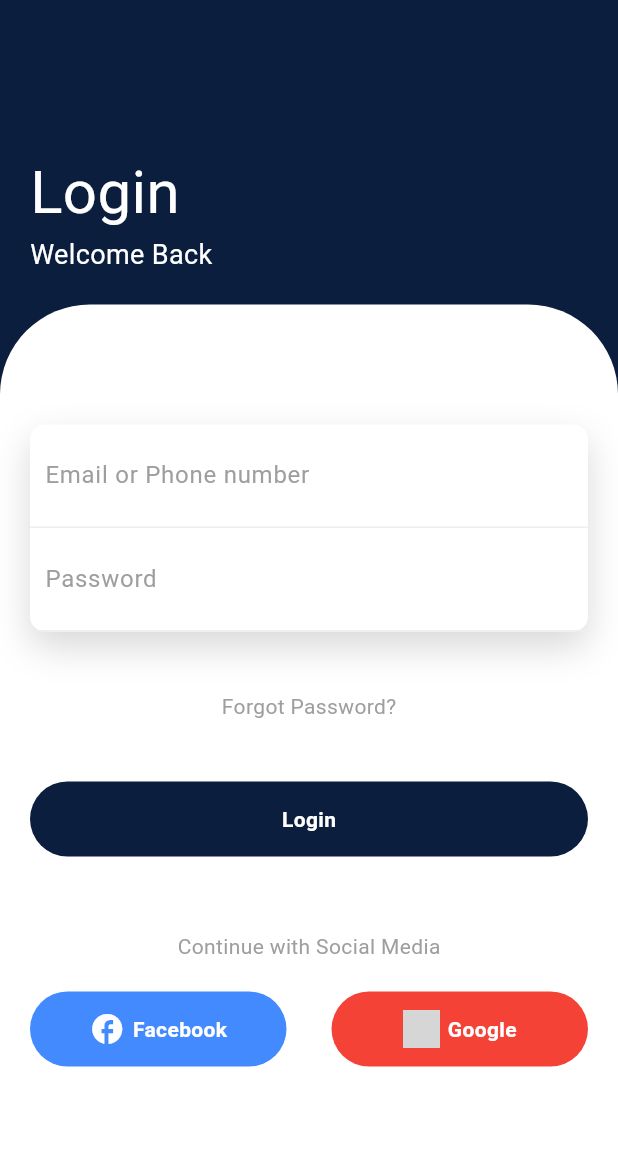
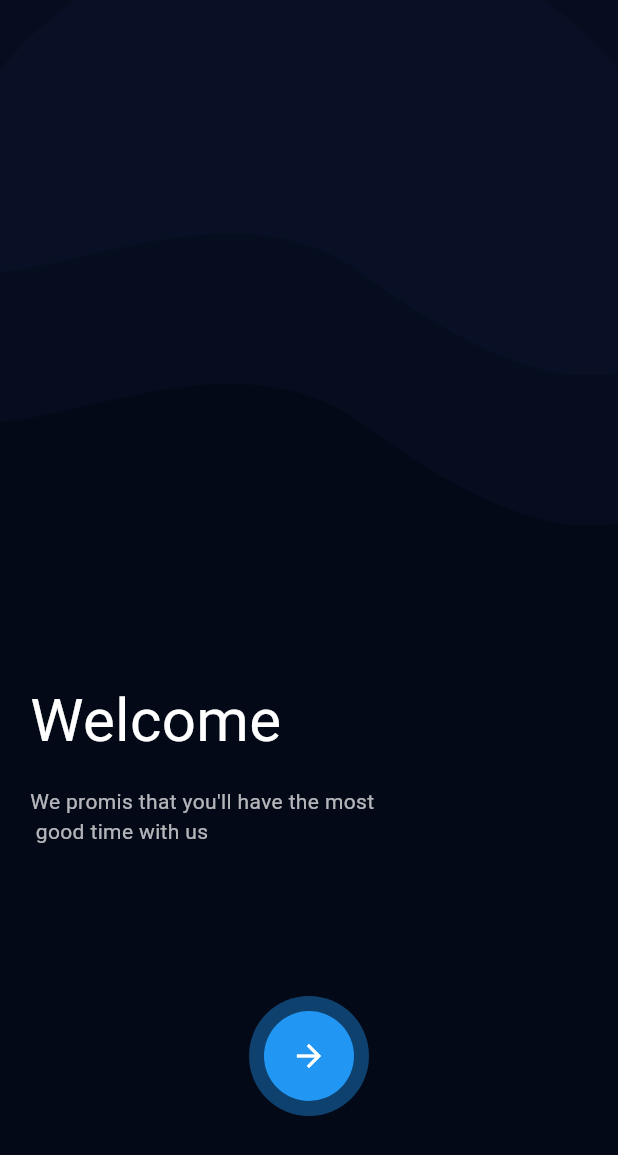
Before and after one commit to ishwar-parihar2610/login-ui-animation, a Flutter app: the screen it shows after launch, on a phone screen of 412 x 824 dp. Shown: the top 1155 px of the screen. Run offline on Flutter 3.47's test engine with Material 3 defaults, Android fonts, the phone set to English and light mode, and no system bars; our stand-ins replace animate_do, page_transition; grey boxes are pictures that could not be loaded.

Commit message:
splash screen animation done

```diff
--- /dev/null
+++ b/lib/animation/splash_screen.dart
@@ -0,0 +1,232 @@
+import 'package:animate_do/animate_do.dart';
+import 'package:flutter/material.dart';
+import 'package:login_animation/login_screen.dart';
+import 'package:page_transition/page_transition.dart';
+
+class SplashScreen extends StatefulWidget {
+  const SplashScreen({super.key});
+
+  @override
+  State<SplashScreen> createState() => _SplashScreenState();
+}
+
+class _SplashScreenState extends State<SplashScreen>
+    with TickerProviderStateMixin {
+  AnimationController? _scaleController;
+  AnimationController? _scale2Controller;
+  AnimationController? _widthController;
+  AnimationController? _positionController;
+
+  Animation<double>? _scaleAnimation;
+  Animation<double>? _scale2Animation;
+  Animation<double>? _widthAnimation;
+  Animation<double>? _positionAnimation;
+
+  bool hideIcon = false;
+
+  @override
+  void initState() {
+    super.initState();
+    _scaleController = AnimationController(
+        vsync: this, duration: const Duration(milliseconds: 300));
+
+    _scaleAnimation =
+        Tween<double>(begin: 1.0, end: 0.8).animate(_scaleController!.view)
+          ..addStatusListener((status) {
+            if (status == AnimationStatus.completed) {
+              _widthController?.forward();
+            }
+          });
+
+    _widthController = AnimationController(
+        vsync: this, duration: const Duration(milliseconds: 600));
+
+    _widthAnimation =
+        Tween<double>(begin: 80.0, end: 300.0).animate(_widthController!.view)
+          ..addStatusListener((status) {
+            if (status == AnimationStatus.completed) {
+              _positionController?.forward();
+            }
+          });
+
+    _positionController = AnimationController(
+        vsync: this, duration: const Duration(milliseconds: 1000));
+
+    _positionAnimation =
+        Tween<double>(begin: 0.0, end: 215.0).animate(_positionController!.view)
+          ..addStatusListener((status) {
+            if (status == AnimationStatus.completed) {
+              setState(() {
+                hideIcon = true;
+              });
+              _scale2Controller!.forward();
+            }
+          });
+
+    _scale2Controller = AnimationController(
+        vsync: this, duration: const Duration(milliseconds: 1000));
+
+    _scale2Animation =
+        Tween<double>(begin: 1.0, end: 50.0).animate(_scale2Controller!.view)
+          ..addStatusListener((status) {
+            if (status == AnimationStatus.completed) {
+              Navigator.push(
+                  context,
+                  PageTransition(
+                      curve: Curves.bounceIn,
+                      duration: const Duration(seconds: 1),
+                      child: const LoginScreen(),
+                      type: PageTransitionType.fade));
+            }
+          });
+  }
+
+  @override
+  Widget build(BuildContext context) {
+    final width = MediaQuery.of(context).size.width;
+    return Scaffold(
+        backgroundColor: const Color.fromRGBO(3, 9, 23, 1),
+        body: SizedBox(
+          width: double.infinity,
+          child: Stack(
+            children: [
+              Positioned(
+                  top: -50,
+                  left: 0,
+                  child: FadeInDown(
+                    delay: const Duration(milliseconds: 100),
+                    child: Container(
+                      width: width,
+                      height: 400,
+                      decoration: const BoxDecoration(
+                          image: DecorationImage(
+                              fit: BoxFit.cover,
+                              image: AssetImage("assets/images/one.png"))),
+                    ),
+                  )),
+              Positioned(
+                  top: -150,
+                  left: 0,
+                  right: 0,
+                  child: FadeInDown(
+                    delay: const Duration(milliseconds: 120),
+                    child: Container(
+                      width: width,
+                      height: 400,
+                      decoration: const BoxDecoration(
+                          image: DecorationImage(
+                              fit: BoxFit.cover,
+                              image: AssetImage("assets/images/one.png"))),
+                    ),
+                  )),
+              Container(
+                padding: const EdgeInsets.all(20),
+                child: Column(
+                  mainAxisAlignment: MainAxisAlignment.end,
+                  crossAxisAlignment: CrossAxisAlignment.start,
+                  children: [
+                    FadeInDown(
+                      delay: const Duration(milliseconds: 150),
+                      child: const Text(
+                        "Welcome",
+                        style: TextStyle(color: Colors.white, fontSize: 40),
+                      ),
+                    ),
+                    const SizedBox(
+                      height: 15,
+                    ),
+                    FadeInDown(
+                      delay: const Duration(milliseconds: 170),
+                      child: Text(
+                        "We promis that you'll have the most \n good time with us",
+                        style: TextStyle(
+                            color: Colors.white.withOpacity(.7), height: 1.4),
+                      ),
+                    ),
+                    const SizedBox(
+                      height: 100,
+                    ),
+                    FadeInDown(
+                      delay: const Duration(milliseconds: 300),
+                      duration: const Duration(seconds: 1),
+                      child: AnimatedBuilder(
+                        animation: _scaleController!,
+                        builder: (context, child) {
+                          return Transform.scale(
+                            scale: _scaleAnimation?.value,
+                            child: Center(
+                              child: AnimatedBuilder(
+                                  animation: _widthController!,
+                                  builder: (context, child) {
+                                    return Container(
+                                      width: _widthAnimation?.value,
+                                      height: 80,
+                                      padding: const EdgeInsets.all(10),
+                                      decoration: BoxDecoration(
+                                          borderRadius:
+                                              BorderRadius.circular(50),
+                                          color: Colors.blue.withOpacity(.4)),
+                                      child: InkWell(
+                                        onTap: () {
+                                          _scaleController?.forward();
+                                        },
+                                        child: Stack(
+                                          children: [
+                                            AnimatedBuilder(
+                                                animation: _positionAnimation!,
+                                                builder: (context, child) {
+                                                  return Positioned(
+                                                    left: _positionAnimation!
+                                                        .value,
+                                                    child: AnimatedBuilder(
+                                                        animation:
+                                                            _scale2Controller!,
+                                                        builder:
+                                                            (context, child) {
+                                                          return Transform
+                                                              .scale(
+                                                            scale:
+                                                                _scale2Animation
+                                                                    ?.value,
+                                                            child: Container(
+                                                              height: 60,
+                                                              width: 60,
+                                                              decoration: const BoxDecoration(
+                                                                  color: Colors
+                                                                      .blue,
+                                                                  shape: BoxShape
+                                                                      .circle),
+                                                              child: !hideIcon
+                                                                  ? const Icon(
+                                                                      Icons
+                                                                          .arrow_forward,
+                                                                      color: Colors
+                                                                          .white,
+                                                                    )
+                                                                  : const SizedBox(),
+                                                            ),
+                                                          );
+                                                        }),
+                                                  );
+                                                }),
+                                          ],
+                                        ),
+                                      ),
+                                    );
+                                  }),
+                            ),
+                          );
+                        },
+                      ),
+                    ),
+                    const SizedBox(
+                      height: 60,
+                    )
+                  ],
+                ),
+              )
+            ],
+          ),
+        ));
+  }
+}
--- a/lib/main.dart
+++ b/lib/main.dart
@@ -1,5 +1,5 @@
 import 'package:flutter/material.dart';
-import 'package:login_animation/login_screen.dart';
+import 'package:login_animation/animation/splash_screen.dart';
 
 void main() {
   runApp(const MyApp());
@@ -17,7 +17,7 @@ class MyApp extends StatelessWidget {
         colorScheme: ColorScheme.fromSeed(seedColor: Colors.deepPurple),
         useMaterial3: true,
       ),
-      home: const LoginScreen(),
+      home: const SplashScreen(),
     );
   }
 }
```
Also changed, not shown: pubspec.yaml (+5 -6 lines), assets/images/one.png (added), pubspec.lock.
